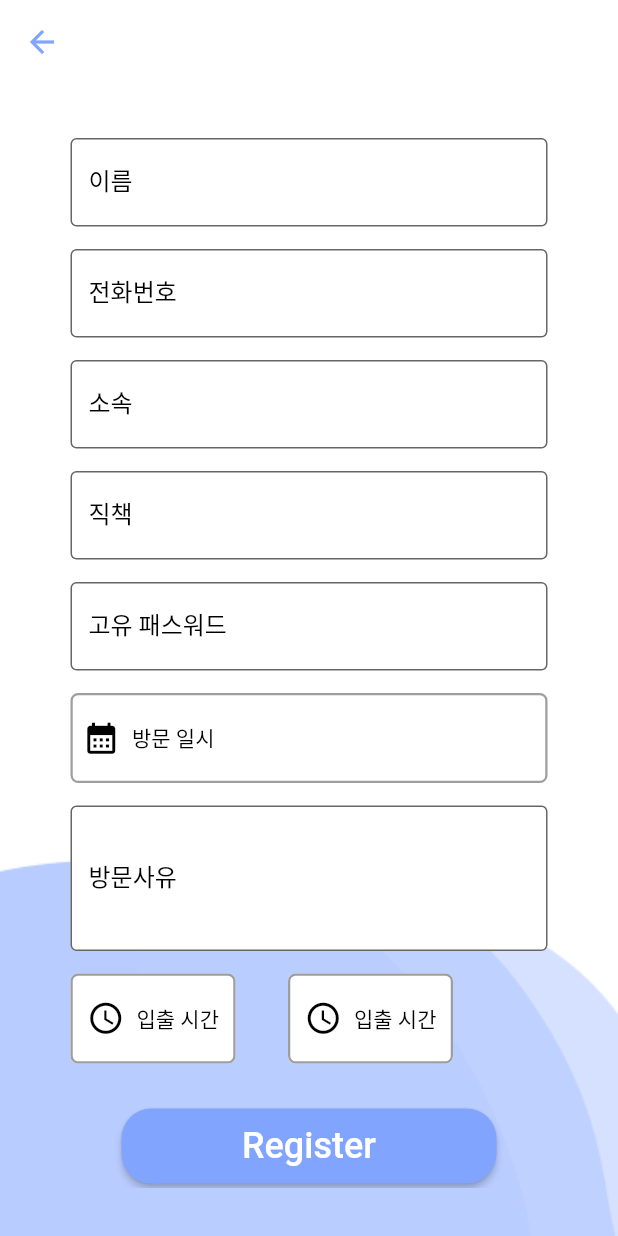
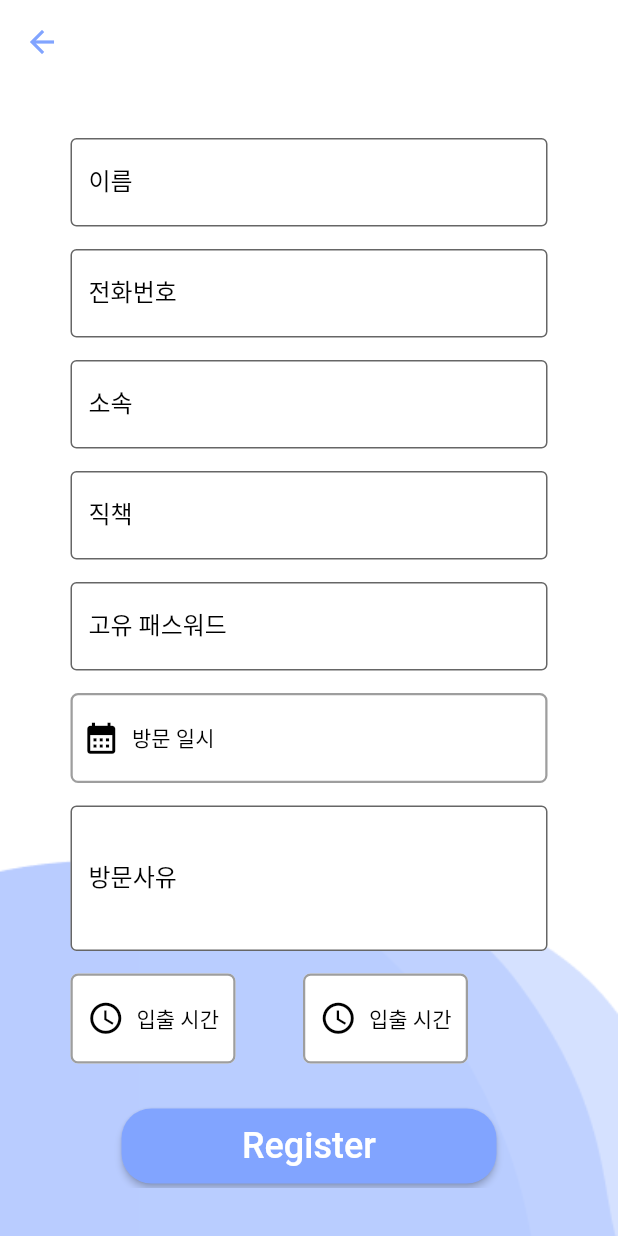
Before and after one commit to Smart-Beacon/HCS-Beacon, a Flutter app: the screen it shows after launch, after a tap on "Register", on a phone screen of 412 x 824 dp. Run offline on Flutter 3.47's test engine with Material 2 defaults, Android fonts, the phone set to English and light mode, and no system bars; our stand-ins replace device_info_plus, dio, flutter_dotenv, flutter_secure_storage, permission_handler, top_snackbar_flutter; missing offline and left inert: time_picker_sheet; network calls fail.

```diff
--- a/App/app/lib/login_screen.dart
+++ b/App/app/lib/login_screen.dart
@@ -2,7 +2,7 @@ import 'package:flutter/material.dart';
 import 'package:dio/dio.dart';
 import 'package:flutter_secure_storage/flutter_secure_storage.dart';
 import 'package:app/snackbar.dart';
-//import 'package:platform_device_id/platform_device_id.dart';
+import 'package:flutter_dotenv/flutter_dotenv.dart';
 
 import 'dart:io';
 import 'package:device_info_plus/device_info_plus.dart';
@@ -42,7 +42,8 @@ class _LoginScreenState extends State<LoginScreen> {
     try {
       //await _getDeviceId();
       var dio = Dio();
-      String url = "http://10.0.2.2:5000/auth/user/login";
+      //String url = "http://10.0.2.2:5000/auth/user/login";
+      String url = "${dotenv.env['SERVER_URL']!}/auth/user/login";
       var res = await dio.post(url, data: {
         'userId': userId.text,
         'userPw': userPw.text,
--- a/App/app/lib/main.dart
+++ b/App/app/lib/main.dart
@@ -9,10 +9,12 @@ import 'package:app/find_pw_screen.dart';
 import 'package:app/find_account_screen.dart';
 import 'package:app/device_info_check.dart';
 import 'package:app/edit_personal_info.dart';
+import 'package:flutter_dotenv/flutter_dotenv.dart';
 
 
 
-void main() {
+void main() async{
+  await dotenv.load(fileName: 'assets/config/.env');
   runApp(const MyApp());
 }
 
--- a/App/app/lib/middle_screen.dart
+++ b/App/app/lib/middle_screen.dart
@@ -1,9 +1,4 @@
 import 'package:flutter/material.dart';
-
-// 테스트 하기 위함
-import 'dart:async';
-import 'package:flutter/services.dart';
-import 'package:permission_handler/permission_handler.dart';
 
 class MiddleScreen extends StatefulWidget {
   const MiddleScreen({super.key});
@@ -13,41 +8,6 @@ class MiddleScreen extends StatefulWidget {
 }
 
 class _MiddleScreenState extends State<MiddleScreen> {
-  static const platform = MethodChannel('samples.flutter.dev/battery');
-  String _state = '';
-
-  Future<void> _initBeacon() async {
-    String state;
-    try {
-      final String result = await platform.invokeMethod("initBeacon");
-      state = result;
-    } on PlatformException catch (e) {
-      state = e.message.toString();
-    }
-
-    setState(() {
-      _state = state;
-    });
-  }
-
-  Future<void> permissionBle() async {
-    await [
-      Permission.bluetooth,
-      Permission.location,
-      Permission.bluetoothConnect,
-      Permission.bluetoothScan,
-    ].request();
-    _initBeacon();
-  }
-
-  @override
-  void initState() {
-    super.initState();
-    permissionBle();
-    //WidgetsBinding.instance.addPostFrameCallback((_) { permissionBle(); } );
-    //WidgetsFlutterBinding.ensureInitialized();
-  }
-
   @override
   Widget build(BuildContext context) {
     return Scaffold(
@@ -63,7 +23,6 @@ class _MiddleScreenState extends State<MiddleScreen> {
             children: const <Widget>[
               LoginButton(),
               RegisterButton(),
-              BlueToothButton(),
             ],
           ),
         ),
@@ -151,47 +110,3 @@ class RegisterButton extends StatelessWidget {
     );
   }
 }
-
-class BlueToothButton extends StatefulWidget {
-  const BlueToothButton({super.key});
-
-  @override
-  State<BlueToothButton> createState() => _BlueToothButtonState();
-}
-
-class _BlueToothButtonState extends State<BlueToothButton> {
-  static const platform = MethodChannel('samples.flutter.dev/battery');
-
-  String _beaconID = '';
-
-  Future<void> _getBeaconId() async {
-    String beaconId;
-    try {
-      final String result = await platform.invokeMethod("getBeaconId");
-      beaconId = result;
-    } on PlatformException catch (e) {
-      beaconId = e.message.toString();
-    }
-
-    setState(() {
-      _beaconID = beaconId;
-    });
-  }
-
-  @override
-  Widget build(BuildContext context) {
-    return Material(
-      child: Center(
-        child: Column(
-          mainAxisAlignment: MainAxisAlignment.spaceEvenly,
-          children: [ElevatedButton(
-              onPressed: _getBeaconId,
-              child: Text(_beaconID),
-            ),
-            Text(_beaconID),
-          ],
-        ),
-      ),
-    );
-  }
-}
--- a/App/app/lib/register_screen.dart
+++ b/App/app/lib/register_screen.dart
@@ -5,6 +5,7 @@ import 'package:time_picker_sheet/widget/time_picker.dart';
 import 'package:dio/dio.dart';
 import 'package:app/snackbar.dart';
 import 'dart:developer';
+import 'package:flutter_dotenv/flutter_dotenv.dart';
 
 class RegisterScreen extends StatefulWidget {
   const RegisterScreen({super.key});
@@ -88,7 +89,8 @@ class _RegisterDemoScreentate extends State<RegisterScreen> {
 
   Future<void> getDoorInfo() async {
     var dio = Dio();
-    String url = 'http://10.0.2.2:5000/statement/regist';
+    //String url = 'http://10.0.2.2:5000/statement/regist';
+    String url = "${dotenv.env['SERVER_URL']!}/statement/regist";
     var res = await dio.post(url);
     switch (res.statusCode) {
       case 200:
@@ -270,7 +272,7 @@ class _RegisterDemoScreentate extends State<RegisterScreen> {
                   child: Row(children: <Widget>[
                     Padding(
                       padding: const EdgeInsets.only(
-                          left: 15.0, right: 17.5, top: 15, bottom: 0),
+                          left: 15.0, right: 22.5, top: 15, bottom: 0),
                       child: SizedBox(
                         height: 60,
                         width: 110,
@@ -294,7 +296,7 @@ class _RegisterDemoScreentate extends State<RegisterScreen> {
                     ),
                     Padding(
                       padding: const EdgeInsets.only(
-                          left: 17.5, right: 15.0, top: 15, bottom: 0),
+                          left: 22.5, right: 15.0, top: 15, bottom: 0),
                       child: SizedBox(
                         height: 60,
                         width: 110,
@@ -325,7 +327,7 @@ class _RegisterDemoScreentate extends State<RegisterScreen> {
                   if (statement != null)
                     Padding(
                       padding: const EdgeInsets.only(
-                          left: 20.0, right: 15.0, top: 15, bottom: 0),
+                          left: 20.0, right: 5.0, top: 15, bottom: 0),
                       child: DropdownButton<Statement>(
                         borderRadius: BorderRadius.circular(10),
                         underline: Container(
@@ -356,7 +358,7 @@ class _RegisterDemoScreentate extends State<RegisterScreen> {
                   if (selectStaId != null && doorInfo != null)
                     Padding(
                       padding: const EdgeInsets.only(
-                          left: 50.0, right: 10.0, top: 15, bottom: 0),
+                          left: 20.0, right: 5.0, top: 15, bottom: 0),
                       child: DropdownButton<DoorInfo>(
                         borderRadius: BorderRadius.circular(10),
                         underline: Container(
@@ -437,7 +439,8 @@ class RegisterButton extends StatefulWidget {
 class _RegisterButtonState extends State<RegisterButton> {
   Future callAPI(BuildContext context) async {
     try {
-      String url = "http://10.0.2.2:5000/user/register";
+      //String url = "http://10.0.2.2:5000/user/register";
+      String url = "${dotenv.env['SERVER_URL']!}/user/register";
       var dio = Dio();
       var date = DateFormat('yyyy-MM-dd').format(widget.selectedDate!);
       var startTime = await getStringTime(widget.selectedStartTime!);
--- a/App/app/pubspec.yaml
+++ b/App/app/pubspec.yaml
@@ -44,6 +44,7 @@ dependencies:
   intl: ^0.17.0
   url_launcher: ^6.1.5
   permission_handler: ^10.2.0
+  flutter_dotenv: ^5.0.2
 
 
 dev_dependencies:
@@ -72,6 +73,7 @@ flutter:
   assets:
     - assets/background.png
     - assets/splash.png
+    - assets/config/.env
   # assets:
   #   - images/a_dot_burr.jpeg
   #   - images/a_dot_ham.jpeg
```
Also changed, not shown: App/app/lib/edit_personal_info.dart (+5 -2 lines), App/app/lib/find_id_screen.dart (+5 -2 lines), App/app/lib/find_pw_screen.dart (+5 -2 lines), App/app/lib/main_view.dart (+8 -3 lines), App/app/lib/myhomepage.dart (deleted, +0 -60 lines), App/app/pubspec.lock, 12 other files.
